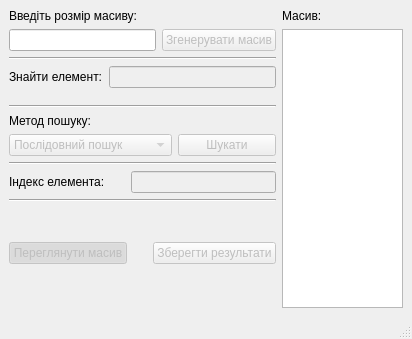
The window that mainwindow.ui (NazarKharchuk/SearchInMassive) describes before a commit, drawn with Qt 5.
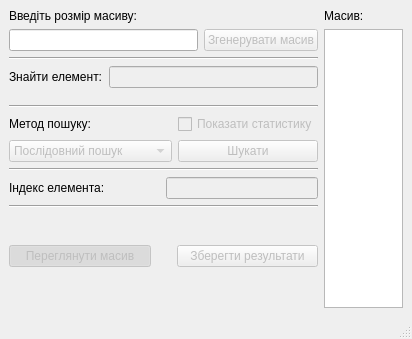
The same window after the commit.

```diff
--- a/mainwindow.ui
+++ b/mainwindow.ui
@@ -154,17 +154,14 @@
           <item>
            <layout class="QVBoxLayout" name="verticalLayout_4">
             <item>
-             <spacer name="verticalSpacer_2">
-              <property name="orientation">
-               <enum>Qt::Vertical</enum>
+             <widget class="QCheckBox" name="checkBox">
+              <property name="enabled">
+               <bool>false</bool>
               </property>
-              <property name="sizeHint" stdset="0">
-               <size>
-                <width>20</width>
-                <height>40</height>
-               </size>
+              <property name="text">
+               <string>Показати статистику</string>
               </property>
-             </spacer>
+             </widget>
             </item>
             <item>
              <widget class="QPushButton" name="searchButton">
@@ -253,6 +250,12 @@
             <property name="checked">
              <bool>true</bool>
             </property>
+            <property name="autoDefault">
+             <bool>false</bool>
+            </property>
+            <property name="default">
+             <bool>false</bool>
+            </property>
            </widget>
           </item>
           <item>
@@ -308,7 +311,7 @@
          </size>
         </property>
         <attribute name="horizontalHeaderVisible">
-         <bool>true</bool>
+         <bool>false</bool>
         </attribute>
         <attribute name="verticalHeaderCascadingSectionResizes">
          <bool>false</bool>
```
